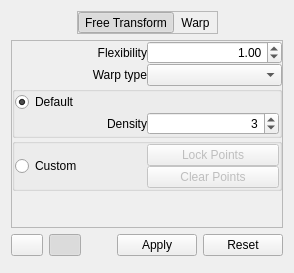
First picture: the form in krita/plugins/tools/tool_transform2/wdg_tool_transform.ui, repository KDE/krita, before the edit.
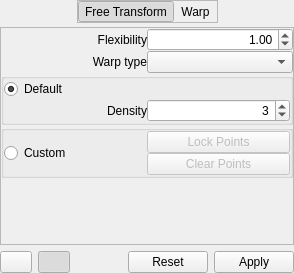
Second picture: the form after the edit. Custom widgets are drawn as their Qt base class.

Commit message:
Clean up the layout of the transform tool
Patch by Ghevan. Thanks!
CCMAIL:ghevan@gmail.com

```diff
--- a/krita/plugins/tools/tool_transform2/wdg_tool_transform.ui
+++ b/krita/plugins/tools/tool_transform2/wdg_tool_transform.ui
@@ -38,8 +38,17 @@
    <enum>Qt::LeftToRight</enum>
   </property>
   <layout class="QVBoxLayout" name="verticalLayout_5">
+   <property name="spacing">
+    <number>0</number>
+   </property>
+   <property name="margin">
+    <number>0</number>
+   </property>
    <item>
     <layout class="QHBoxLayout" name="horizontalLayout">
+     <property name="bottomMargin">
+      <number>4</number>
+     </property>
      <item>
       <spacer name="horizontalSpacer_2">
        <property name="orientation">
@@ -1086,6 +1095,12 @@
    </item>
    <item>
     <layout class="QHBoxLayout" name="horizontalLayout_2">
+    <property name="spacing">
+      <number>6</number>
+     </property>
+     <property name="topMargin">
+      <number>6</number>
+     </property>
      <item>
       <widget class="QPushButton" name="showDecorationsBox">
        <property name="sizePolicy">
@@ -1158,7 +1173,7 @@
      <item>
       <widget class="QDialogButtonBox" name="buttonBox">
        <property name="layoutDirection">
-        <enum>Qt::RightToLeft</enum>
+        <enum>Qt::LeftToRight</enum>
        </property>
        <property name="orientation">
         <enum>Qt::Horizontal</enum>
```
